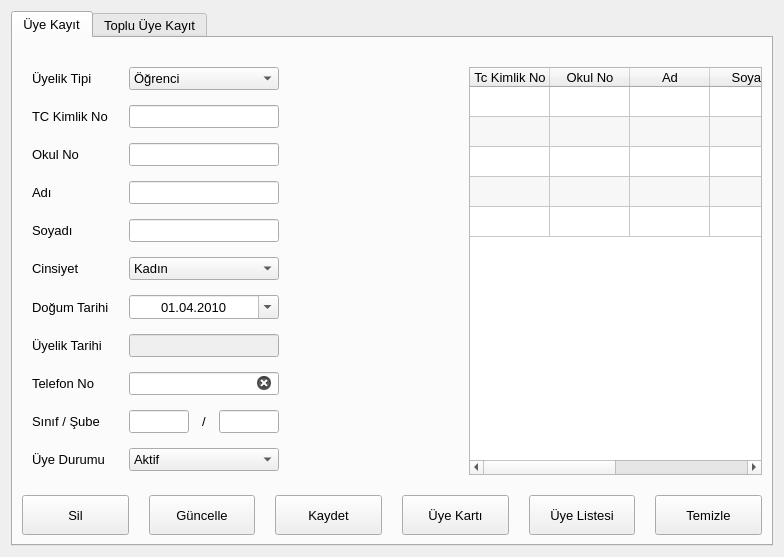
mseroglu/kutuphaneOtomasyon, file ui/uyeKayit.ui: the form before one commit.
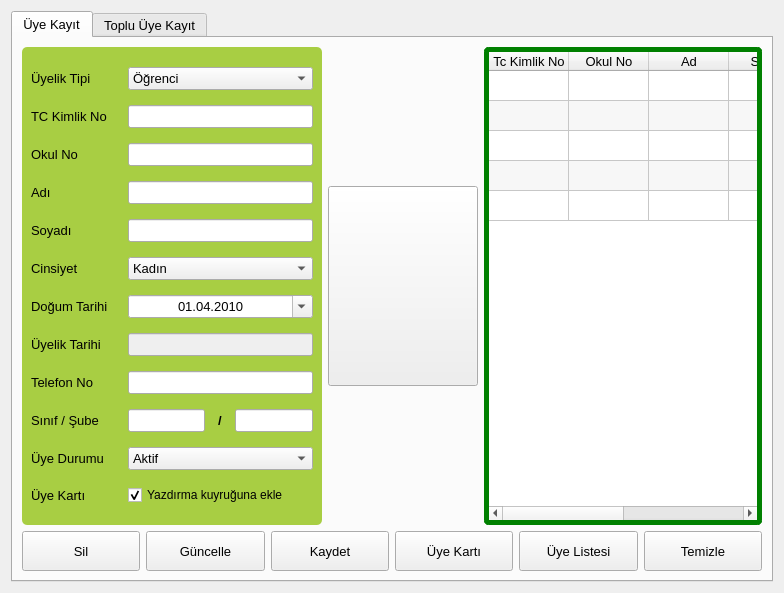
The form after the commit. Icons and pictures are not drawn.

Patch:
```diff
--- a/ui/uyeKayit.ui
+++ b/ui/uyeKayit.ui
@@ -7,7 +7,7 @@
     <x>0</x>
     <y>0</y>
     <width>784</width>
-    <height>557</height>
+    <height>593</height>
    </rect>
   </property>
   <property name="font">
@@ -34,19 +34,26 @@
       <attribute name="title">
        <string>Üye Kayıt</string>
       </attribute>
-      <layout class="QVBoxLayout" name="verticalLayout_2">
-       <property name="spacing">
-        <number>20</number>
-       </property>
+      <layout class="QVBoxLayout" name="verticalLayout_4">
        <item>
-        <layout class="QHBoxLayout" name="horizontalLayout_3" stretch="1,0,2">
-         <property name="leftMargin">
-          <number>10</number>
-         </property>
-         <property name="topMargin">
-          <number>20</number>
-         </property>
-         <item>
+        <layout class="QHBoxLayout" name="horizontalLayout_3">
+         <item>
+          <widget class="QFrame" name="frame">
+           <property name="maximumSize">
+            <size>
+             <width>300</width>
+             <height>16777215</height>
+            </size>
+           </property>
+           <property name="styleSheet">
+            <string notr="true">QFrame { background-color: #a8ce43; border-radius: 5px }</string>
+           </property>
+           <property name="frameShape">
+            <enum>QFrame::StyledPanel</enum>
+           </property>
+           <property name="frameShadow">
+            <enum>QFrame::Raised</enum>
+           </property>
           <layout class="QFormLayout" name="formLayout">
            <property name="horizontalSpacing">
             <number>20</number>
@@ -55,8 +62,48 @@
             <number>15</number>
            </property>
            <property name="topMargin">
-            <number>0</number>
-           </property>
+             <number>20</number>
+            </property>
+            <item row="0" column="0">
+             <widget class="QLabel" name="label_16">
+              <property name="font">
+               <font>
+                <pointsize>10</pointsize>
+               </font>
+              </property>
+              <property name="text">
+               <string>Üyelik Tipi</string>
+              </property>
+             </widget>
+            </item>
+            <item row="0" column="1">
+             <widget class="QComboBox" name="combo_memberType">
+              <property name="maximumSize">
+               <size>
+                <width>200</width>
+                <height>16777215</height>
+               </size>
+              </property>
+              <property name="font">
+               <font>
+                <pointsize>10</pointsize>
+               </font>
+              </property>
+              <property name="sizeAdjustPolicy">
+               <enum>QComboBox::AdjustToContentsOnFirstShow</enum>
+              </property>
+              <item>
+               <property name="text">
+                <string>Öğrenci</string>
+               </property>
+              </item>
+              <item>
+               <property name="text">
+                <string>Personel</string>
+               </property>
+              </item>
+             </widget>
+            </item>
            <item row="1" column="0">
             <widget class="QLabel" name="label_7">
              <property name="font">
@@ -73,7 +120,7 @@
             <widget class="QLineEdit" name="le_tcNo">
              <property name="maximumSize">
               <size>
-               <width>150</width>
+                <width>200</width>
                <height>16777215</height>
               </size>
              </property>
@@ -112,7 +159,7 @@
             <widget class="QLineEdit" name="le_studentNumber">
              <property name="maximumSize">
               <size>
-               <width>150</width>
+                <width>200</width>
                <height>16777215</height>
               </size>
              </property>
@@ -145,7 +192,7 @@
             <widget class="QLineEdit" name="le_name">
              <property name="maximumSize">
               <size>
-               <width>150</width>
+                <width>200</width>
                <height>16777215</height>
               </size>
              </property>
@@ -175,7 +222,7 @@
             <widget class="QLineEdit" name="le_lastname">
              <property name="maximumSize">
               <size>
-               <width>150</width>
+                <width>200</width>
                <height>16777215</height>
               </size>
              </property>
@@ -205,7 +252,7 @@
             <widget class="QComboBox" name="combo_sex">
              <property name="maximumSize">
               <size>
-               <width>150</width>
+                <width>200</width>
                <height>16777215</height>
               </size>
              </property>
@@ -245,7 +292,7 @@
             <widget class="QDateEdit" name="dateEdit_birthDate">
              <property name="maximumSize">
               <size>
-               <width>150</width>
+                <width>200</width>
                <height>16777215</height>
               </size>
              </property>
@@ -287,6 +334,27 @@
              </property>
             </widget>
            </item>
+            <item row="7" column="1">
+             <widget class="QLineEdit" name="le_beMemberDate">
+              <property name="enabled">
+               <bool>false</bool>
+              </property>
+              <property name="maximumSize">
+               <size>
+                <width>200</width>
+                <height>16777215</height>
+               </size>
+              </property>
+              <property name="font">
+               <font>
+                <pointsize>10</pointsize>
+               </font>
+              </property>
+              <property name="alignment">
+               <set>Qt::AlignCenter</set>
+              </property>
+             </widget>
+            </item>
            <item row="8" column="0">
             <widget class="QLabel" name="label_14">
              <property name="font">
@@ -303,7 +371,7 @@
             <widget class="QLineEdit" name="le_phoneNumber">
              <property name="maximumSize">
               <size>
-               <width>150</width>
+                <width>200</width>
                <height>16777215</height>
               </size>
              </property>
@@ -313,16 +381,16 @@
               </font>
              </property>
              <property name="inputMask">
-              <string>9 999 999 99 99</string>
+               <string/>
              </property>
              <property name="text">
-              <string>    </string>
+               <string/>
              </property>
              <property name="maxLength">
               <number>15</number>
              </property>
              <property name="alignment">
-              <set>Qt::AlignCenter</set>
+               <set>Qt::AlignLeading|Qt::AlignLeft|Qt::AlignVCenter</set>
              </property>
              <property name="clearButtonEnabled">
               <bool>true</bool>
@@ -343,17 +411,29 @@
            </item>
            <item row="9" column="1">
             <layout class="QHBoxLayout" name="horizontalLayout">
+              <property name="spacing">
+               <number>0</number>
+              </property>
+              <property name="sizeConstraint">
+               <enum>QLayout::SetFixedSize</enum>
+              </property>
              <item>
               <widget class="QLineEdit" name="le_sinif">
+                <property name="sizePolicy">
+                 <sizepolicy hsizetype="Preferred" vsizetype="Fixed">
+                  <horstretch>0</horstretch>
+                  <verstretch>0</verstretch>
+                 </sizepolicy>
+                </property>
                <property name="minimumSize">
                 <size>
-                 <width>60</width>
+                  <width>70</width>
                  <height>0</height>
                 </size>
                </property>
                <property name="maximumSize">
                 <size>
-                 <width>60</width>
+                  <width>80</width>
                  <height>16777215</height>
                 </size>
                </property>
@@ -363,7 +443,7 @@
                 </font>
                </property>
                <property name="inputMask">
-                <string>99</string>
+                 <string/>
                </property>
                <property name="maxLength">
                 <number>2</number>
@@ -383,13 +463,15 @@
                </property>
                <property name="maximumSize">
                 <size>
-                 <width>30</width>
+                  <width>40</width>
                  <height>16777215</height>
                 </size>
                </property>
                <property name="font">
                 <font>
                  <pointsize>10</pointsize>
+                  <weight>75</weight>
+                  <bold>true</bold>
                 </font>
                </property>
                <property name="text">
@@ -402,15 +484,21 @@
              </item>
              <item>
               <widget class="QLineEdit" name="le_sube">
+                <property name="sizePolicy">
+                 <sizepolicy hsizetype="Preferred" vsizetype="Fixed">
+                  <horstretch>0</horstretch>
+                  <verstretch>0</verstretch>
+                 </sizepolicy>
+                </property>
                <property name="minimumSize">
                 <size>
-                 <width>60</width>
+                  <width>70</width>
                  <height>0</height>
                 </size>
                </property>
                <property name="maximumSize">
                 <size>
-                 <width>60</width>
+                  <width>80</width>
                  <height>16777215</height>
                 </size>
                </property>
@@ -420,7 +508,7 @@
                 </font>
                </property>
                <property name="inputMask">
-                <string>aa</string>
+                 <string/>
                </property>
                <property name="maxLength">
                 <number>2</number>
@@ -432,67 +520,6 @@
              </item>
             </layout>
            </item>
-           <item row="7" column="1">
-            <widget class="QLineEdit" name="le_beMemberDate">
-             <property name="enabled">
-              <bool>false</bool>
-             </property>
-             <property name="maximumSize">
-              <size>
-               <width>150</width>
-               <height>16777215</height>
-              </size>
-             </property>
-             <property name="font">
-              <font>
-               <pointsize>10</pointsize>
-              </font>
-             </property>
-             <property name="alignment">
-              <set>Qt::AlignCenter</set>
-             </property>
-            </widget>
-           </item>
-           <item row="0" column="0">
-            <widget class="QLabel" name="label_16">
-             <property name="font">
-              <font>
-               <pointsize>10</pointsize>
-              </font>
-             </property>
-             <property name="text">
-              <string>Üyelik Tipi</string>
-             </property>
-            </widget>
-           </item>
-           <item row="0" column="1">
-            <widget class="QComboBox" name="combo_memberType">
-             <property name="maximumSize">
-              <size>
-               <width>150</width>
-               <height>16777215</height>
-              </size>
-             </property>
-             <property name="font">
-              <font>
-               <pointsize>10</pointsize>
-              </font>
-             </property>
-             <property name="sizeAdjustPolicy">
-              <enum>QComboBox::AdjustToContentsOnFirstShow</enum>
-             </property>
-             <item>
-              <property name="text">
-               <string>Öğrenci</string>
-              </property>
-             </item>
-             <item>
-              <property name="text">
-               <string>Personel</string>
-              </property>
-             </item>
-            </widget>
-           </item>
            <item row="10" column="0">
             <widget class="QLabel" name="label_18">
              <property name="font">
@@ -509,7 +536,7 @@
             <widget class="QComboBox" name="combo_memberStatus">
              <property name="maximumSize">
               <size>
-               <width>150</width>
+                <width>200</width>
                <height>16777215</height>
               </size>
              </property>
@@ -536,10 +563,60 @@
              </item>
             </widget>
            </item>
-          </layout>
+            <item row="11" column="0">
+             <widget class="QLabel" name="label_19">
+              <property name="font">
+               <font>
+                <pointsize>10</pointsize>
+               </font>
+              </property>
+              <property name="text">
+               <string>Üye Kartı</string>
+              </property>
+             </widget>
+            </item>
+            <item row="11" column="1">
+             <widget class="QCheckBox" name="checkBox_uyeKartiYazdirma">
+              <property name="maximumSize">
+               <size>
+                <width>16777215</width>
+                <height>16777215</height>
+               </size>
+              </property>
+              <property name="text">
+               <string>Yazdırma kuyruğuna ekle</string>
+              </property>
+              <property name="checked">
+               <bool>true</bool>
+              </property>
+             </widget>
+            </item>
+           </layout>
+          </widget>
          </item>
          <item>
-          <widget class="QLabel" name="label_memberPhoto">
+          <layout class="QVBoxLayout" name="verticalLayout_2">
+           <item>
+            <spacer name="verticalSpacer">
+             <property name="orientation">
+              <enum>Qt::Vertical</enum>
+             </property>
+             <property name="sizeHint" stdset="0">
+              <size>
+               <width>20</width>
+               <height>40</height>
+              </size>
+             </property>
+            </spacer>
+           </item>
+           <item>
+            <widget class="QPushButton" name="btn_addImg">
+             <property name="sizePolicy">
+              <sizepolicy hsizetype="Fixed" vsizetype="Fixed">
+               <horstretch>0</horstretch>
+               <verstretch>0</verstretch>
+              </sizepolicy>
+             </property>
            <property name="minimumSize">
             <size>
              <width>150</width>
@@ -557,16 +634,44 @@
              <pointsize>10</pointsize>
             </font>
            </property>
+             <property name="toolTip">
+              <string>Resim Ekle</string>
+             </property>
+             <property name="layoutDirection">
+              <enum>Qt::LeftToRight</enum>
+             </property>
+             <property name="autoFillBackground">
+              <bool>false</bool>
+             </property>
            <property name="text">
             <string/>
            </property>
-           <property name="pixmap">
-            <pixmap>../img/addImg.png</pixmap>
-           </property>
-           <property name="alignment">
-            <set>Qt::AlignCenter</set>
-           </property>
-          </widget>
+             <property name="icon">
+              <iconset>
+               <normaloff>../img/kitap-kurdu.jpg</normaloff>../img/kitap-kurdu.jpg</iconset>
+             </property>
+             <property name="iconSize">
+              <size>
+               <width>150</width>
+               <height>200</height>
+              </size>
+             </property>
+            </widget>
+           </item>
+           <item>
+            <spacer name="verticalSpacer_2">
+             <property name="orientation">
+              <enum>Qt::Vertical</enum>
+             </property>
+             <property name="sizeHint" stdset="0">
+              <size>
+               <width>20</width>
+               <height>40</height>
+              </size>
+             </property>
+            </spacer>
+           </item>
+          </layout>
          </item>
          <item>
           <widget class="QTableWidget" name="table_members">
@@ -581,6 +686,9 @@
              <pointsize>10</pointsize>
             </font>
            </property>
+           <property name="styleSheet">
+            <string notr="true">QTableWidget {border: 5px solid green; border-radius: 5px }</string>
+           </property>
            <property name="editTriggers">
             <set>QAbstractItemView::AnyKeyPressed|QAbstractItemView::EditKeyPressed</set>
            </property>
```
Left out of the diff: 78 changed lines with no effect on the pictures. Lines whose indentation alone changed are shown as unchanged.
